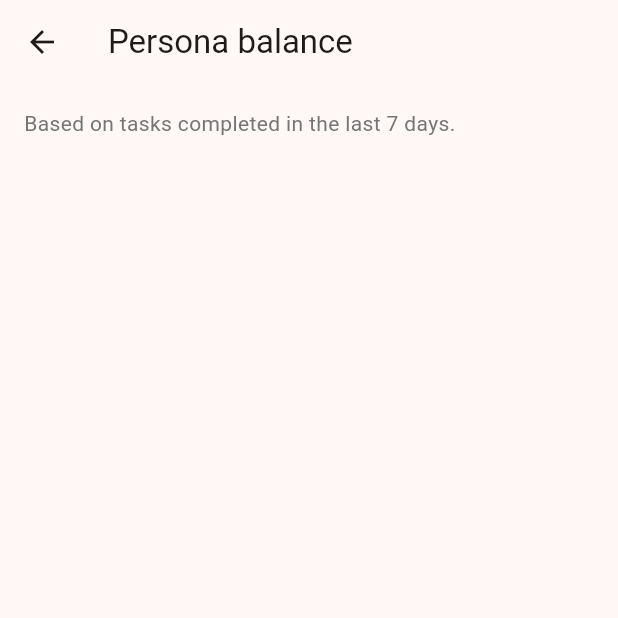
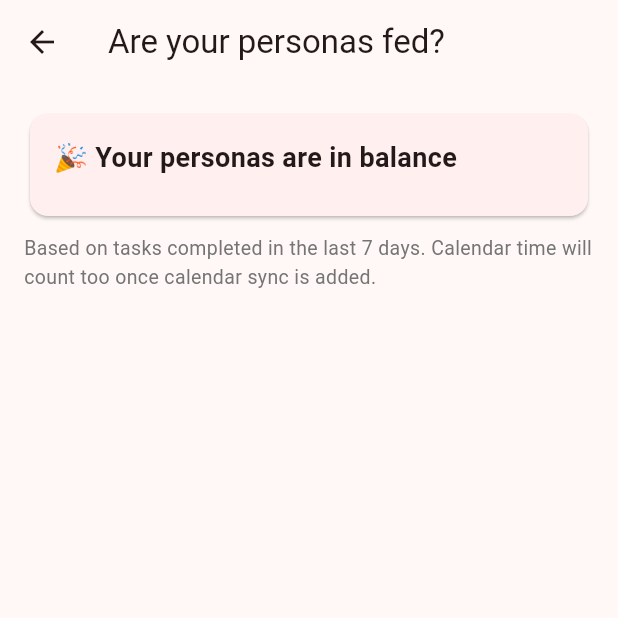
Before and after one commit to joey-carlson/multitudesv2, a Flutter app: the HomeScreen screen opened directly with empty values, after a tap on the "balance" icon, on a phone screen of 412 x 824 dp, the top half of it. Run offline on Flutter 3.47's test engine with Material 3 defaults, Android fonts, the phone set to English and light mode, and no system bars; our stand-ins replace drift, drift_flutter; accounts and stored records are empty; generated files the repository leaves out were written again.

Commit message:
feat(app): fed/over-fed/starving dashboard (roadmap F3)
Reframes the balance view as persona 'feeding' and surfaces it proactively.

- domain: FedState enum + Persona.fedState() (heuristics: <50% target starving,
  50-115% fed, >115% over-fed, none = no target) — centralizes the classifier
  the UI used to duplicate; unit-tested
- balance screen: fed/over-fed/starving framing, summary header with counts,
  attention-first ordering (starving first), and an explainer noting actual
  hours come from completed tasks (calendar to follow)
- home: a 'N personas starving' banner (tappable into the dashboard) when any
  persona is under-fed

Heuristics-first per the roadmap decision; no schema change. flutter analyze
clean; 32 Flutter tests pass.

```diff
--- a/app/lib/domain/persona.dart
+++ b/app/lib/domain/persona.dart
@@ -37,6 +37,18 @@ enum EnergyState {
 
   /// Predicted energy level (1-10) for this state.
   final int level;
+}
+
+/// How well a persona is being "fed" — its share of attention vs. its target.
+enum FedState {
+  starving('Starving'),
+  fed('Fed'),
+  overFed('Over-fed'),
+  noTarget('No target');
+
+  const FedState(this.label);
+
+  final String label;
 }
 
 /// Template for a common archetype, mirroring PersonaArchetypeTemplate.
@@ -136,6 +148,16 @@ class Persona {
     final ratio = actualHours / idealWeeklyHours;
     if (ratio <= 1.0) return ratio;
     return (2.0 - ratio).clamp(0.0, 1.0);
+  }
+
+  /// Classify how well-fed this persona is for [actualHours] vs. its target.
+  /// Starving < 50% of target; Fed within [50%, 115%]; Over-fed above that.
+  FedState fedState(double actualHours) {
+    if (idealWeeklyHours <= 0) return FedState.noTarget;
+    final ratio = actualHours / idealWeeklyHours;
+    if (ratio < 0.5) return FedState.starving;
+    if (ratio <= 1.15) return FedState.fed;
+    return FedState.overFed;
   }
 
   /// True if [minutes] (since midnight) is within [start]–[end] ("HH:MM"),
--- a/app/lib/ui/balance_screen.dart
+++ b/app/lib/ui/balance_screen.dart
@@ -3,9 +3,9 @@ import 'package:flutter/material.dart';
 import '../data/database.dart';
 import '../domain/persona.dart';
 
-/// Balance dashboard: ideal vs. actual weekly hours per persona, so you can see
-/// which personas are neglected or overworked. "Actual" hours come from tasks
-/// completed in the last 7 days (their estimated durations).
+/// Persona feeding dashboard: which personas are fed, over-fed, or starving.
+/// "Actual" hours currently come from tasks completed in the last 7 days;
+/// calendar time will feed in once calendar integration (F1) lands.
 class BalanceScreen extends StatelessWidget {
   const BalanceScreen({
     super.key,
@@ -21,7 +21,7 @@ class BalanceScreen extends StatelessWidget {
   @override
   Widget build(BuildContext context) {
     return Scaffold(
-      appBar: AppBar(title: const Text('Persona balance')),
+      appBar: AppBar(title: const Text('Are your personas fed?')),
       body: FutureBuilder<Map<String, double>>(
         future: db.actualWeeklyHours(userId),
         builder: (context, snap) {
@@ -29,22 +29,92 @@ class BalanceScreen extends StatelessWidget {
             return const Center(child: CircularProgressIndicator());
           }
           final actualByPersona = snap.data ?? const {};
+
+          // Build + sort attention-first: starving, then over-fed, fed, none.
+          final rows = [
+            for (final p in personas)
+              (persona: p, actual: actualByPersona[p.id] ?? 0.0)
+          ]..sort((a, b) => _priority(a.persona.fedState(a.actual))
+              .compareTo(_priority(b.persona.fedState(b.actual))));
+
+          final counts = <FedState, int>{};
+          for (final r in rows) {
+            final s = r.persona.fedState(r.actual);
+            counts[s] = (counts[s] ?? 0) + 1;
+          }
+
           return ListView(
             padding: const EdgeInsets.all(16),
             children: [
+              _SummaryCard(counts: counts),
+              const SizedBox(height: 8),
               Text(
-                'Based on tasks completed in the last 7 days.',
-                style: TextStyle(color: Colors.grey[600]),
+                'Based on tasks completed in the last 7 days. '
+                'Calendar time will count too once calendar sync is added.',
+                style: TextStyle(color: Colors.grey[600], fontSize: 13),
               ),
-              const SizedBox(height: 12),
-              for (final p in personas)
-                _BalanceRow(
-                  persona: p,
-                  actual: actualByPersona[p.id] ?? 0,
-                ),
+              const SizedBox(height: 8),
+              for (final r in rows)
+                _BalanceRow(persona: r.persona, actual: r.actual),
             ],
           );
         },
+      ),
+    );
+  }
+
+  static int _priority(FedState s) => switch (s) {
+        FedState.starving => 0,
+        FedState.overFed => 1,
+        FedState.fed => 2,
+        FedState.noTarget => 3,
+      };
+}
+
+Color _colorFor(FedState s) => switch (s) {
+      FedState.starving => Colors.red,
+      FedState.overFed => Colors.orange,
+      FedState.fed => Colors.green,
+      FedState.noTarget => Colors.grey,
+    };
+
+class _SummaryCard extends StatelessWidget {
+  const _SummaryCard({required this.counts});
+
+  final Map<FedState, int> counts;
+
+  @override
+  Widget build(BuildContext context) {
+    final starving = counts[FedState.starving] ?? 0;
+    final headline = starving > 0
+        ? '🍽️ $starving persona${starving == 1 ? '' : 's'} starving'
+        : '🎉 Your personas are in balance';
+    return Card(
+      child: Padding(
+        padding: const EdgeInsets.all(16),
+        child: Column(
+          crossAxisAlignment: CrossAxisAlignment.start,
+          children: [
+            Text(headline,
+                style: const TextStyle(
+                    fontSize: 18, fontWeight: FontWeight.bold)),
+            const SizedBox(height: 10),
+            Wrap(
+              spacing: 8,
+              runSpacing: 8,
+              children: [
+                for (final s in FedState.values)
+                  if ((counts[s] ?? 0) > 0)
+                    Chip(
+                      visualDensity: VisualDensity.compact,
+                      avatar: CircleAvatar(
+                          backgroundColor: _colorFor(s), radius: 6),
+                      label: Text('${counts[s]} ${s.label}'),
+                    ),
+              ],
+            ),
+          ],
+        ),
       ),
     );
   }
@@ -59,7 +129,8 @@ class _BalanceRow extends StatelessWidget {
   @override
   Widget build(BuildContext context) {
     final ideal = persona.idealWeeklyHours;
-    final (color, label) = _status(ideal, actual);
+    final state = persona.fedState(actual);
+    final color = _colorFor(state);
     final progress = ideal > 0 ? (actual / ideal).clamp(0.0, 1.0) : 0.0;
 
     return Padding(
@@ -79,7 +150,7 @@ class _BalanceRow extends StatelessWidget {
                   color: color.withValues(alpha: 0.15),
                   borderRadius: BorderRadius.circular(12),
                 ),
-                child: Text(label,
+                child: Text(state.label,
                     style: TextStyle(
                         color: color, fontWeight: FontWeight.w600, fontSize: 12)),
               ),
@@ -106,13 +177,4 @@ class _BalanceRow extends StatelessWidget {
       ),
     );
   }
-
-  /// Colour + label from the ideal/actual relationship.
-  (Color, String) _status(double ideal, double actual) {
-    if (ideal <= 0) return (Colors.grey, 'No target');
-    final ratio = actual / ideal;
-    if (ratio < 0.5) return (Colors.orange, 'Neglected');
-    if (ratio <= 1.15) return (Colors.green, 'On track');
-    return (Colors.red, 'Overworked');
-  }
 }
--- a/app/lib/ui/home_screen.dart
+++ b/app/lib/ui/home_screen.dart
@@ -49,12 +49,60 @@ class HomeScreen extends StatelessWidget {
             ),
         ],
       ),
-      body: ListView.separated(
-        padding: const EdgeInsets.all(16),
-        itemCount: personas.length,
-        separatorBuilder: (_, _) => const SizedBox(height: 12),
-        itemBuilder: (context, i) =>
-            _PersonaCard(persona: personas[i], now: now, db: db, userId: userId),
+      body: FutureBuilder<Map<String, double>>(
+        future: db.actualWeeklyHours(userId),
+        builder: (context, snap) {
+          final actual = snap.data ?? const {};
+          final starving = personas
+              .where((p) =>
+                  p.fedState(actual[p.id] ?? 0) == FedState.starving)
+              .length;
+          return ListView(
+            padding: const EdgeInsets.all(16),
+            children: [
+              if (starving > 0) ...[
+                _StarvingBanner(
+                  count: starving,
+                  onTap: () => _openBalance(context),
+                ),
+                const SizedBox(height: 12),
+              ],
+              for (final p in personas) ...[
+                _PersonaCard(persona: p, now: now, db: db, userId: userId),
+                const SizedBox(height: 12),
+              ],
+            ],
+          );
+        },
+      ),
+    );
+  }
+
+  void _openBalance(BuildContext context) => Navigator.of(context).push(
+        MaterialPageRoute(
+          builder: (_) =>
+              BalanceScreen(personas: personas, db: db, userId: userId),
+        ),
+      );
+}
+
+/// Home banner surfacing starving personas, tappable into the dashboard.
+class _StarvingBanner extends StatelessWidget {
+  const _StarvingBanner({required this.count, required this.onTap});
+
+  final int count;
+  final VoidCallback onTap;
+
+  @override
+  Widget build(BuildContext context) {
+    return Card(
+      color: Colors.red.withValues(alpha: 0.08),
+      child: ListTile(
+        leading: const Text('🍽️', style: TextStyle(fontSize: 24)),
+        title: Text('$count persona${count == 1 ? '' : 's'} starving'),
+        subtitle: const Text('Tap to see who needs feeding'),
+        trailing: const Icon(Icons.chevron_right),
+        onTap: onTap,
       ),
     );
   }
```
Also changed, not shown: 1 other file.
